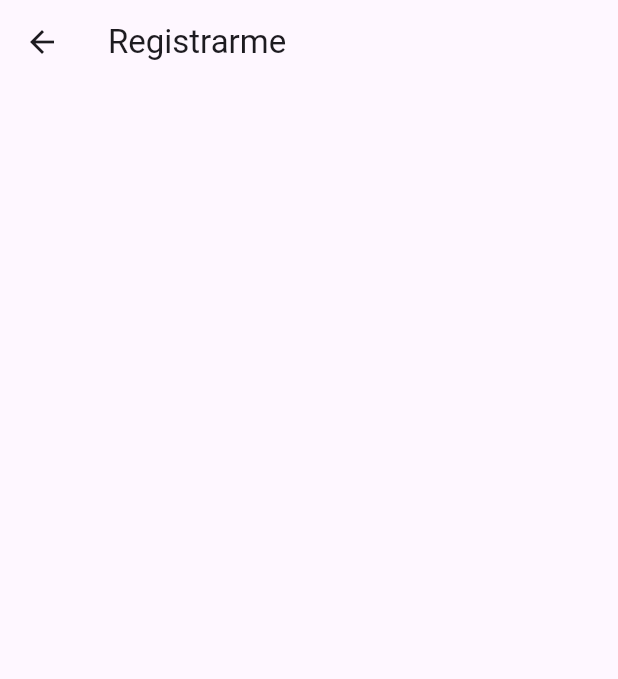
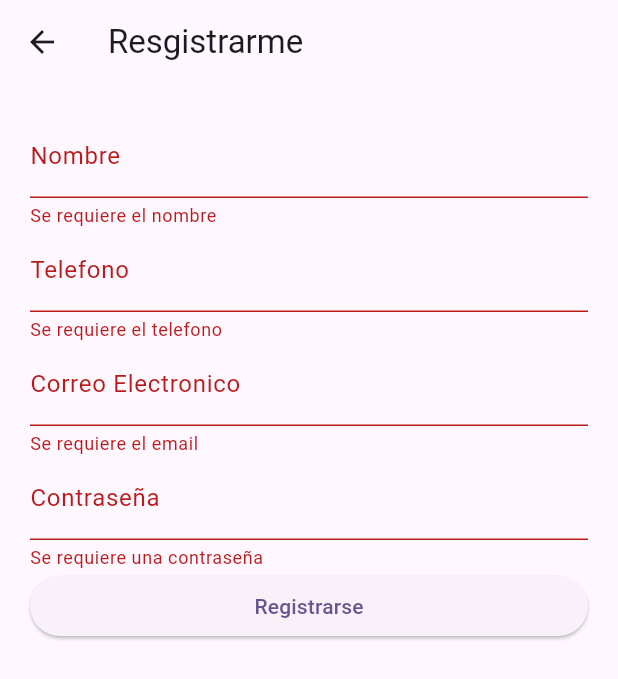
Before and after one commit to JuanMedina71/Starbucks_Login, a Flutter app: the screen it shows after launch, after a tap on "Registrarme", on a phone screen of 412 x 824 dp. Shown: the top 679 px of the screen. Run offline on Flutter 3.47's test engine with Material 2 defaults, Android fonts, the phone set to English and light mode, and no system bars; our stand-ins replace cloud_firestore, equatable, firebase_auth, firebase_core, flutter_bloc, formz and 1 more; accounts and stored records are empty.

Commit message:
Prueba y error

```diff
--- a/lib/aplication/blocs/login_bloc/login_event.dart
+++ b/lib/aplication/blocs/login_bloc/login_event.dart
@@ -18,9 +18,53 @@ class PasswordChanged extends LoginEvent {
   final String password;
 
   const PasswordChanged(this.password);
+}
+
+class NameChanged extends LoginEvent {
+  final String name;
+
+  const NameChanged(this.name);
+}
+
+class PhoneChanged extends LoginEvent {
+  final String phone;
+
+  const PhoneChanged(this.phone);
+}
+
+class RegisterButtonPressed extends LoginEvent {
+  final NameField name;
+  final PhoneField phone;
+  final EmailField email;
+  final PasswordField password;
+
+  const RegisterButtonPressed({
+    required this.name,
+    required this.phone,
+    required this.password,
+    required this.email
+  });
+
+  @override
+  List<Object> get props => [email, password, name, phone];
+
 
 }
 
+
+
+
 class LoginButtonPressed extends LoginEvent {
 
+  final String email;
+  final String password;
+
+  const LoginButtonPressed({
+    required this.email,
+    required this.password,
+  });
+
+  @override
+  List<Object> get props => [email, password];
+
 }
--- a/lib/aplication/blocs/login_bloc/login_state.dart
+++ b/lib/aplication/blocs/login_bloc/login_state.dart
@@ -1,11 +1,17 @@
 part of 'login_bloc.dart';
 
 class LoginState extends Equatable {
+
+
+  final NameField name;
+  final PhoneField phone;
   final EmailField email;
   final PasswordField password;
   final FormzStatus status;
 
   const LoginState({
+    this.name = const NameField.pure(),
+    this.phone = const PhoneField.pure(),
     this.email = const EmailField.pure(),
     this.password = const PasswordField.pure(),
     this.status = FormzStatus.pure,
@@ -13,11 +19,15 @@ class LoginState extends Equatable {
 
 
   LoginState copyWith({
+    NameField? name,
+    PhoneField? phone,
     EmailField? email,
     PasswordField? password,
     FormzStatus? status,
   }) {
     return LoginState(
+      name: name ?? this.name,
+      phone: phone ?? this.phone,
       email: email ?? this.email,
       password: password ?? this.password,
       status: status ?? this.status,
@@ -25,7 +35,7 @@ class LoginState extends Equatable {
   }
 
   @override
-  List<Object?> get props => [email, password, status];
+  List<Object?> get props => [name, phone, email, password, status];
 }
 
 class LoginInitial extends LoginState {}
--- a/lib/aplication/controllers/controllers.dart
+++ b/lib/aplication/controllers/controllers.dart
@@ -1,3 +1,5 @@
 export 'email_input.dart';
 export 'password_input.dart';
 export 'status.dart';
+export 'phone_input.dart';
+export 'name_input.dart';
--- /dev/null
+++ b/lib/aplication/controllers/name_input.dart
@@ -0,0 +1,14 @@
+import 'package:formz/formz.dart';
+
+enum NameFieldError { empty }
+
+class NameField extends FormzInput<String, NameFieldError> {
+  const NameField.pure() : super.pure('');
+
+  const NameField.dirty([String value = '']) : super.dirty(value);
+
+  @override
+  NameFieldError? validator(String? value) {
+    return value?.isNotEmpty == true ? null : NameFieldError.empty;
+  }
+}
--- a/lib/aplication/controllers/password_input.dart
+++ b/lib/aplication/controllers/password_input.dart
@@ -1,6 +1,6 @@
 import 'package:formz/formz.dart';
 
-enum PasswordFieldError { empty }
+enum PasswordFieldError { empty, short}
 
 class PasswordField extends FormzInput<String, PasswordFieldError> {
   const PasswordField.pure() : super.pure('');
@@ -9,6 +9,11 @@ class PasswordField extends FormzInput<String, PasswordFieldError> {
 
   @override
   PasswordFieldError? validator(String? value) {
-    return value?.isNotEmpty == true ? null : PasswordFieldError.empty;
+    if(value?.isEmpty == true) {
+      return PasswordFieldError.empty;
+    } else if (value != null && value.length <6) {
+      return PasswordFieldError.short;
+    }
+    return null;
   }
 }
--- /dev/null
+++ b/lib/aplication/controllers/phone_input.dart
@@ -0,0 +1,19 @@
+import 'package:formz/formz.dart';
+
+enum PhoneFieldError { empty, invalid }
+
+class PhoneField extends FormzInput<String, PhoneFieldError> {
+  const PhoneField.pure() : super.pure('');
+
+  const PhoneField.dirty([String value = '']) : super.dirty(value);
+
+  @override
+  PhoneFieldError? validator(String? value) {
+    if (value?.isEmpty == true) {
+      return PhoneFieldError.empty;
+    } else if (value != null && !RegExp(r'^\d{10}$').hasMatch(value)) {
+      return PhoneFieldError.invalid;
+    }
+    return null;
+  }
+}
--- a/lib/aplication/screens/login/firts_page.dart
+++ b/lib/aplication/screens/firts_page.dart
@@ -1,7 +1,7 @@
 import 'package:flutter/material.dart';
 import 'package:flutter_bloc/flutter_bloc.dart';
 import 'package:login_starbucks/aplication/blocs/login_bloc/login_bloc.dart';
-import 'package:login_starbucks/aplication/screens/login/login_screen.dart';
+import 'package:login_starbucks/aplication/screens/login_screen.dart';
 
 class MyApp extends StatelessWidget {
   @override
--- a/lib/aplication/screens/login/login_screen.dart
+++ /dev/null
@@ -1,89 +0,0 @@
-import 'package:flutter/material.dart';
-import 'package:flutter_bloc/flutter_bloc.dart';
-import 'package:go_router/go_router.dart';
-import 'package:login_starbucks/aplication/blocs/login_bloc/login_bloc.dart';
-
-class LoginScreen extends StatelessWidget {
-  const LoginScreen();
-
-  @override
-  Widget build(BuildContext context) {
-
-    final colors = Theme.of(context).colorScheme;
-    final border = OutlineInputBorder(
-      borderRadius: BorderRadius.circular(40)
-    );
-
-    return SafeArea(
-      child: Scaffold(
-        body: BlocBuilder<LoginBloc, LoginState>(
-          builder: (context, state) {
-            return Padding(
-              padding: const EdgeInsets.symmetric(horizontal: 20),
-              child: SingleChildScrollView(
-                child: Column(
-                  mainAxisAlignment: MainAxisAlignment.center,
-                  children: [
-                    const SizedBox(height: 80),
-                    const FlutterLogo(size: 120),
-                    const SizedBox(height: 50),
-                    TextFormField(
-                      onChanged: (value) {
-                       context.read<LoginBloc>().add(EmailChanged(value));
-                      },
-                      decoration: InputDecoration(
-                        enabledBorder: border,
-                        focusedBorder: border.copyWith(borderSide: BorderSide(color: colors.primary)),
-                        errorBorder: border.copyWith(borderSide:const BorderSide(color: Colors.red)),
-                        focusedErrorBorder: border.copyWith(borderSide:const BorderSide(color: Colors.red)),
-                        labelText: 'Email',
-                        errorText: state.email.error != null ? state.email.error.toString(): null,
-
-                        isDense: true,
-                        hintText: 'Ingresa tu correo electronico',
-                        focusColor: colors.primary,
-                        suffixIcon: Icon(Icons.email_rounded, color: colors.primary),
-
-                      ),
-                    ),
-
-                    const SizedBox(height: 32.0),
-                    TextFormField(
-                      onChanged: (value) {
-                        context.read<LoginBloc>().add(PasswordChanged(value));
-                      },
-                      obscureText: true,
-                      decoration: InputDecoration(
-                        labelText: 'Contraseña',
-                        errorText: state.password.error != null ? state.password.error.toString() : null,
-                        focusedBorder: border.copyWith(borderSide:  BorderSide(color: colors.primary)),
-                        errorBorder: border.copyWith(borderSide: const BorderSide(color: Colors.red)),
-                        focusedErrorBorder: border.copyWith(borderSide: const BorderSide(color: Colors.red))
-                      ),
-                    ),
-
-                    const SizedBox(height: 30),
-
-                    ElevatedButton(
-                      onPressed: () {
-                      },
-                      child:const Text('Iniciar sesión'),
-                    ),
-                    const SizedBox(height: 30),
-
-                    const Text('¿No tienes una cuenta?'),
-                    const SizedBox(height: 10),
-
-                    OutlinedButton(
-                      onPressed: () => context.push('/register'),
-                      child: const Text('Registrarme'))
-                  ],
-                ),
-              ),
-            );
-          },
-        ),
-      ),
-    );
-  }
-}
--- /dev/null
+++ b/lib/aplication/screens/login_screen.dart
@@ -0,0 +1,101 @@
+import 'package:flutter/material.dart';
+import 'package:flutter_bloc/flutter_bloc.dart';
+import 'package:go_router/go_router.dart';
+import 'package:login_starbucks/aplication/blocs/login_bloc/login_bloc.dart';
+import 'package:login_starbucks/aplication/controllers/controllers.dart';
+
+class LoginScreen extends StatelessWidget {
+  const LoginScreen();
+
+  @override
+  Widget build(BuildContext context) {
+    final colors = Theme.of(context).colorScheme;
+    final border = OutlineInputBorder(borderRadius: BorderRadius.circular(40));
+
+    return SafeArea(
+      child: Scaffold(
+        body: BlocListener< LoginBloc ,LoginState  >(
+          listener: (context, state) {
+            if(state.status == FormzStatus.submissionSuccess) {
+              context.go('/profile');
+
+            }else if(state.status == FormzStatus.submissionFailure) {
+                  // Mensaje de error
+            }
+          },
+          child: BlocBuilder<LoginBloc, LoginState>(
+            builder: (context, state) {
+              return Padding(
+                padding: const EdgeInsets.symmetric(horizontal: 20),
+                child: SingleChildScrollView(
+                  child: Column(
+                    mainAxisAlignment: MainAxisAlignment.center,
+                    children: [
+                      const SizedBox(height: 80),
+                      const FlutterLogo(size: 120),
+                      const SizedBox(height: 50),
+                      TextFormField(
+                        onChanged: (value) {
+                          context.read<LoginBloc>().add(EmailChanged(value));
+                        },
+                        decoration: InputDecoration(
+                          enabledBorder: border,
+                          focusedBorder: border.copyWith(
+                              borderSide: BorderSide(color: colors.primary)),
+                          errorBorder: border.copyWith(
+                              borderSide: const BorderSide(color: Colors.red)),
+                          focusedErrorBorder: border.copyWith(
+                              borderSide: const BorderSide(color: Colors.red)),
+                          labelText: 'Email',
+                          errorText: state.email.error != null
+                              ? state.email.error.toString()
+                              : null,
+                          isDense: true,
+                          hintText: 'Ingresa tu correo electronico',
+                          focusColor: colors.primary,
+                          suffixIcon:
+                              Icon(Icons.email_rounded, color: colors.primary),
+                        ),
+                      ),
+                      const SizedBox(height: 32.0),
+                      TextFormField(
+                        onChanged: (value) {
+                          context.read<LoginBloc>().add(PasswordChanged(value));
+                        },
+                        obscureText: true,
+                        decoration: InputDecoration(
+                            labelText: 'Contraseña',
+                            errorText: state.password.error != null
+                                ? state.password.error.toString()
+                                : null,
+                            focusedBorder: border.copyWith(
+                                borderSide: BorderSide(color: colors.primary)),
+                            errorBorder: border.copyWith(
+                                borderSide:
+                                    const BorderSide(color: Colors.red)),
+                            focusedErrorBorder: border.copyWith(
+                                borderSide:
+                                    const BorderSide(color: Colors.red))),
+                      ),
+                      const SizedBox(height: 30),
+                      ElevatedButton(
+                        onPressed: () {},
+                        child: const Text('Iniciar sesión'),
+                      ),
+                      const SizedBox(height: 30),
+                      const Text('¿No tienes una cuenta?'),
+                      const SizedBox(height: 10),
+                      OutlinedButton(
+                          onPressed: () => context.push('/register'),
+                          child: const Text('Registrarme'))
+                    ],
+                  ),
+                ),
+              );
+            },
+          ),
+        ),
+      ),
+    );
+  }
+}
--- a/lib/aplication/screens/register/register_screen.dart
+++ /dev/null
@@ -1,26 +0,0 @@
-import 'package:flutter/material.dart';
-
-
-class RegisterScreen extends StatelessWidget {
-
-  const RegisterScreen ({super.key});
-
-  @override
-  Widget build(BuildContext context) {
-    final colors = Theme.of(context).colorScheme;
-    final border = OutlineInputBorder(
-      borderRadius: BorderRadius.circular(40)
-    );
-
-    return Scaffold(
-      appBar: AppBar(
-        title: const Text('Registrarme'),
-      ),
-      body: SafeArea(
-        child: Scaffold(
-
-        )),
-
-    );
-  }
-}
--- /dev/null
+++ b/lib/aplication/screens/register_screen.dart
@@ -0,0 +1,125 @@
+import 'package:flutter/material.dart';
+import 'package:flutter_bloc/flutter_bloc.dart';
+import 'package:login_starbucks/aplication/blocs/login_bloc/login_bloc.dart';
+import 'package:login_starbucks/aplication/controllers/controllers.dart';
+
+class RegisterScreen extends StatelessWidget {
+  const RegisterScreen({super.key});
+
+  @override
+  Widget build(BuildContext context) {
+    return Scaffold(
+      appBar: AppBar(
+        title: const Text('Resgistrarme'),
+      ),
+      body: BlocProvider<LoginBloc>(
+        create: (context) => LoginBloc(),
+        child: const RegisterForm(),
+      ),
+    );
+  }
+}
+
+class RegisterForm extends StatelessWidget {
+   const RegisterForm({super.key});
+  @override
+  Widget build(BuildContext context) {
+    return  BlocListener<LoginBloc, LoginState>(
+      listener: (context, state) {
+        if(state.status == FormzStatus.submissionSuccess) {
+          //Acciones adicionales después del registro exitoso
+        } else if (state.status == FormzStatus.submissionFailure) {
+          // Mostrar error en pantalla
+        }
+      },
+
+      child: Padding(
+        padding: const EdgeInsets.all(20.0),
+        child: Column(
+          crossAxisAlignment: CrossAxisAlignment.stretch,
+          children: [
+            _buildNameInput(),
+            _buildPhoneInput(),
+            _buildEmailInput(),
+            _buildPasswordInput(),
+            _buildRegisterButton(),
+          ],
+        ),
+      ),
+    );
+  }
+}
+
+Widget _buildNameInput() {
+  return BlocBuilder<LoginBloc, LoginState>(
+    builder: (context, state) {
+      return TextFormField(
+        onChanged: (value) => context.read<LoginBloc>().add(NameChanged(value)),
+        decoration: InputDecoration(
+          labelText: 'Nombre',
+          errorText: state.name.error != null ? 'Se requiere el nombre' : null,
+
+          ),
+      );
+    }
+    );
+}
+
+Widget _buildPhoneInput() {
+    return BlocBuilder<LoginBloc, LoginState>(
+    builder: (context, state) {
+      return TextFormField(
+        keyboardType: TextInputType.phone,
+        onChanged: (value) => context.read<LoginBloc>().add(PhoneChanged(value)),
+        decoration: InputDecoration(
+          labelText: 'Telefono',
+          errorText: state.phone.error != null ? 'Se requiere el telefono' : null,
+
+          ),
+      );
+    }
+    );
+}
+
+Widget _buildEmailInput() {
+    return BlocBuilder<LoginBloc, LoginState>(
+    builder: (context, state) {
+      return TextFormField(
+        onChanged: (value) => context.read<LoginBloc>().add(EmailChanged(value)),
+        decoration: InputDecoration(
+          labelText: 'Correo Electronico',
+          errorText: state.email.error != null ? 'Se requiere el email' : null,
+
+          ),
+      );
+    }
+    );
+}
+
+Widget _buildPasswordInput() {
+    return BlocBuilder<LoginBloc, LoginState>(
+    builder: (context, state) {
+      return TextFormField(
+        onChanged: (value) => context.read<LoginBloc>().add(PasswordChanged(value)),
+        decoration: InputDecoration(
+          labelText: 'Contraseña',
+          errorText: state.password.error != null ? 'Se requiere una contraseña' : null,
+
+          ),
+      );
+    }
+    );
+}
+
+ Widget _buildRegisterButton() {
+    return BlocBuilder<LoginBloc, LoginState>(
+      builder: (context, state) {
+        return ElevatedButton(
+          onPressed: state.status == FormzStatus.submissionInProgress ? null : () {
+            context.read<LoginBloc>().add(RegisterButtonPressed(name: state.name, phone: state.phone, email: state.email, password: state.password));
+          },
+          child: Text('Registrarse'),
+        );
+      },
+    );
+  }
--- a/lib/aplication/screens/screens_barril.dart
+++ b/lib/aplication/screens/screens_barril.dart
@@ -1,2 +1,2 @@
-export 'login/login_screen.dart';
-export 'register/register_screen.dart';
+export 'login_screen.dart';
+export 'register_screen.dart';
--- a/lib/config/router/router.dart
+++ b/lib/config/router/router.dart
@@ -1,5 +1,6 @@
 import 'package:go_router/go_router.dart';
-import 'package:login_starbucks/aplication/screens/login/firts_page.dart';
+import 'package:login_starbucks/aplication/screens/firts_page.dart';
+import 'package:login_starbucks/aplication/screens/profile_screen.dart';
 import 'package:login_starbucks/aplication/screens/screens_barril.dart';
 
 final appRouter = GoRouter(
@@ -12,6 +13,15 @@ final appRouter = GoRouter(
       path: '/register',
       builder: (context, state) =>  const RegisterScreen(),
       ),
+    GoRoute(
+      path: '/profile',
+      builder: (context, state) {
+        final email = state.queryParameters['email'] ?? '';
+        final uid = state.queryParameters['uid'] ?? '';
+        return ProfileScreen(email: email, uid: uid);
+      },
+      )
+
 
   ]
   );
--- a/pubspec.yaml
+++ b/pubspec.yaml
@@ -7,6 +7,7 @@ environment:
   sdk: '>=3.0.5 <4.0.0'
 
 dependencies:
+  cloud_firestore: ^4.8.2
   equatable: ^2.0.5
   firebase_auth: ^4.6.3
   firebase_core: ^2.14.0
```
Also changed, not shown: lib/aplication/blocs/login_bloc/login_bloc.dart (+175 -17 lines), lib/aplication/controllers/status.dart (+20 -14 lines), lib/aplication/screens/profile_screen.dart (added, +33 -0 lines), pubspec.lock, 2 other files.
